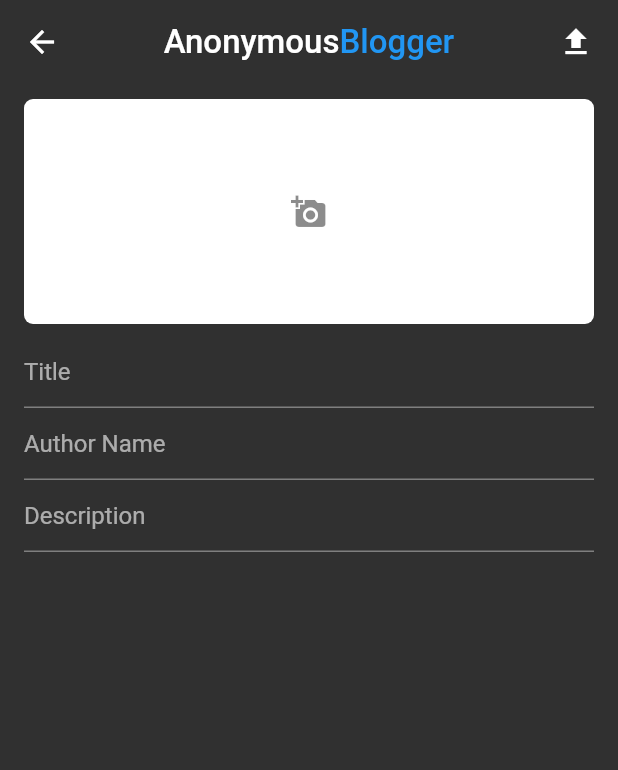
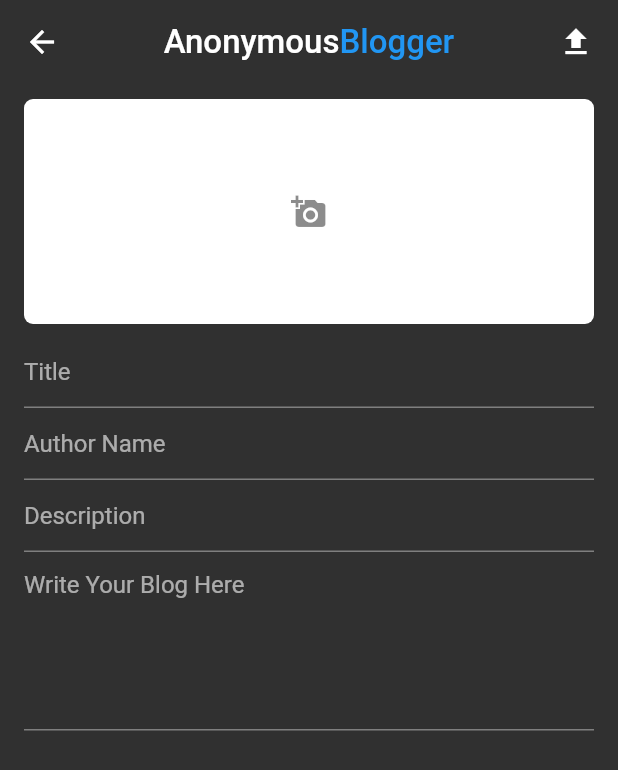
Before and after one commit to DebRC/Anonymous-Blogger, a Flutter app: the CreateBlog screen opened directly, on a phone screen of 412 x 824 dp. Shown: the top 770 px of the screen. Run offline on Flutter 3.47's test engine with Material 2 defaults, Android fonts, the phone set to English and light mode, and no system bars; our stand-ins replace cached_network_image, cloud_firestore, firebase_core, firebase_storage, image_picker, random_string; accounts and stored records are empty; network calls fail.

Commit message:
Added BlogPage Image,Title,Author and Introduced Blog Text in CreateBlog Page

```diff
--- a/lib/create_blog.dart
+++ b/lib/create_blog.dart
@@ -14,7 +14,7 @@ class CreateBlog extends StatefulWidget {
 }
 
 class _CreateBlogState extends State<CreateBlog> {
-  late String authorName, title, desc;
+  late String authorName, title, desc, blogText;
 
   File? selectedImage;
 
@@ -48,7 +48,8 @@ class _CreateBlogState extends State<CreateBlog> {
         "imgUrl": downloadUrl,
         "authorName": authorName,
         "title": title,
-        "desc": desc
+        "desc": desc,
+        "blogText": blogText
       };
       crudMethods.addData(blogMap).then((result) {
         Navigator.pop(context);
@@ -90,9 +91,11 @@ class _CreateBlogState extends State<CreateBlog> {
       body: _isLoading
           ? Container(
               alignment: Alignment.center,
-              child: CircularProgressIndicator(),
+              child: const CircularProgressIndicator(),
             )
-          : Container(
+          : SingleChildScrollView(
+              reverse: true,
+              child: Container(
                 child: Column(
                   children: <Widget>[
                     const SizedBox(
@@ -104,7 +107,8 @@ class _CreateBlogState extends State<CreateBlog> {
                       },
                       child: selectedImage != null
                           ? Container(
-                            margin: EdgeInsets.symmetric(horizontal: 16),
+                              margin:
+                                  const EdgeInsets.symmetric(horizontal: 16),
                               height: 170,
                               width: MediaQuery.of(context).size.width,
                               child: ClipRRect(
@@ -116,7 +120,8 @@ class _CreateBlogState extends State<CreateBlog> {
                               ),
                             )
                           : Container(
-                            margin: const EdgeInsets.symmetric(horizontal: 16),
+                              margin:
+                                  const EdgeInsets.symmetric(horizontal: 16),
                               height: 150,
                               decoration: BoxDecoration(
                                   color: Colors.white,
@@ -152,12 +157,23 @@ class _CreateBlogState extends State<CreateBlog> {
                           onChanged: (val) {
                             desc = val;
                           },
+                        ),
+                        TextField(
+                          keyboardType: TextInputType.multiline,
+                          minLines: 5,
+                          maxLines: null,
+                          decoration: const InputDecoration(
+                              hintText: "Write Your Blog Here"),
+                          onChanged: (val) {
+                            blogText = val;
+                          },
                         )
                       ]),
                     )
                   ],
                 ),
               ),
+            ),
     );
   }
 }
```
Also changed, not shown: lib/blogpage.dart (+87 -0 lines), lib/home.dart (+22 -3 lines). Lines whose indentation alone changed are shown as unchanged.
